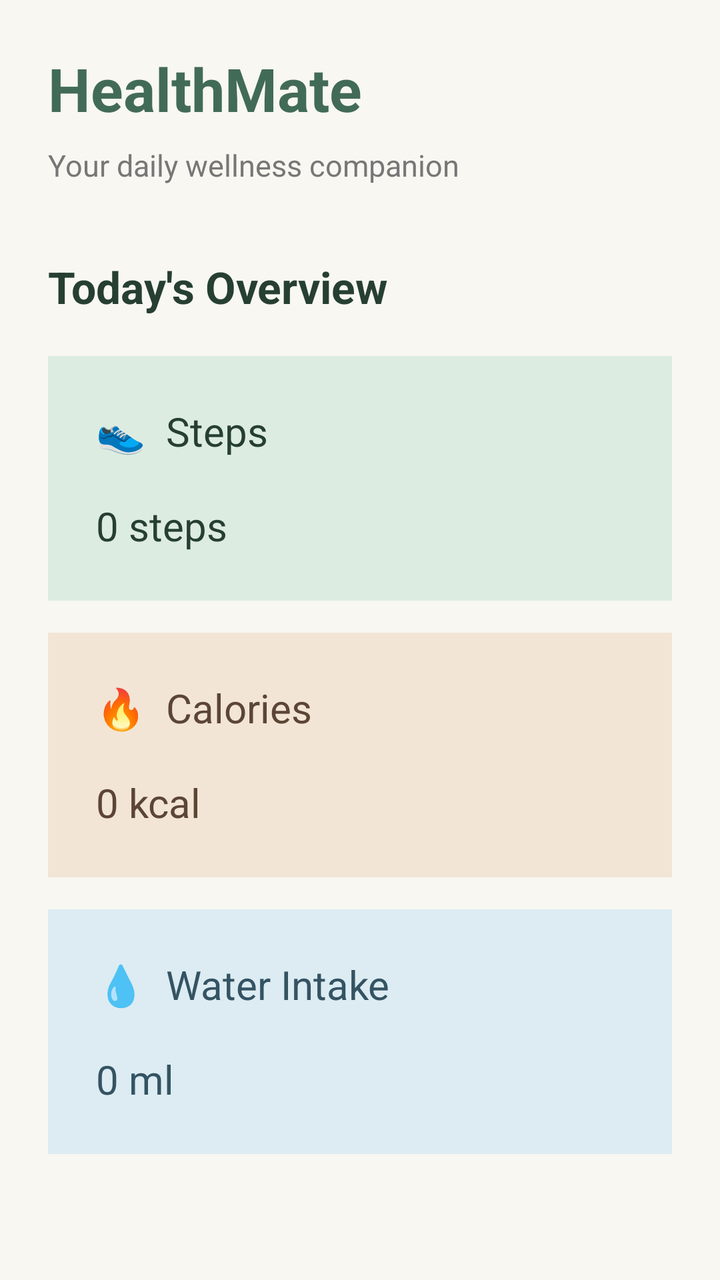
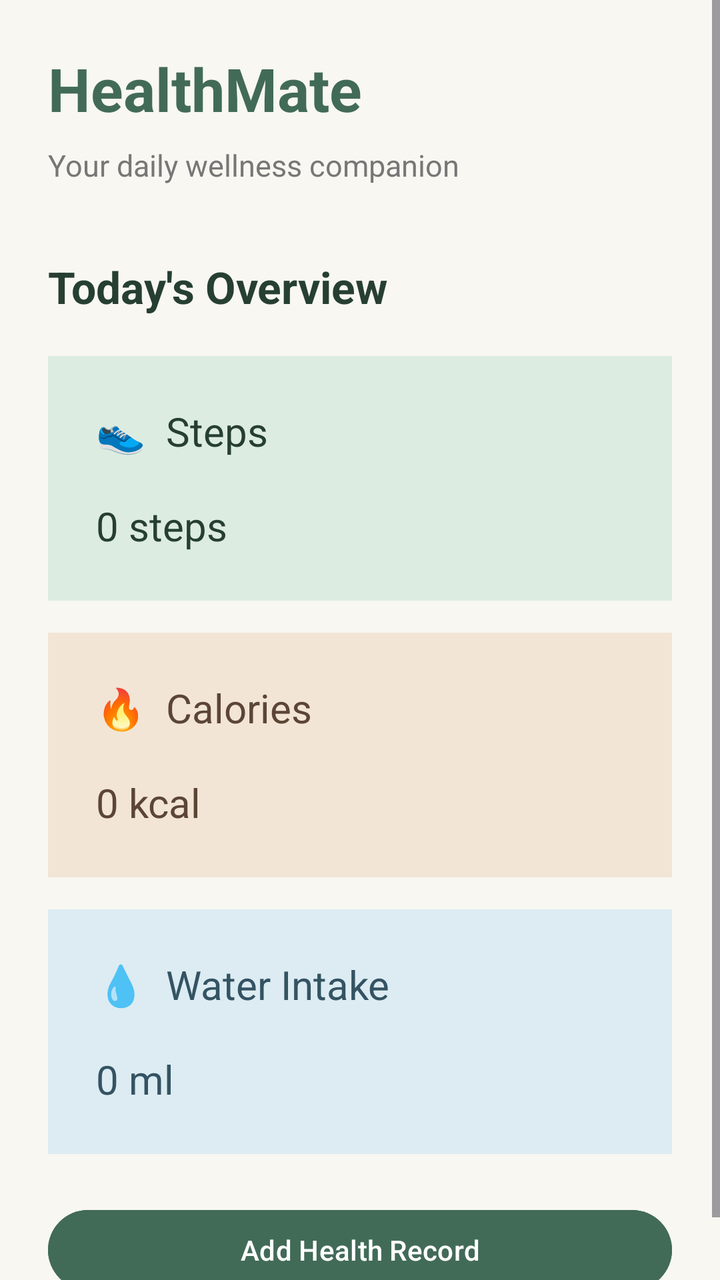

Screens rendered from an Android XML layout before and after an edit, with the pre-edit source and the edit as a unified diff.
<!-- AndroidManifest.xml: application theme Theme.HealthMate -->
<!-- res/layout/activity_main.xml -->
<?xml version="1.0" encoding="utf-8"?>
<ScrollView xmlns:android="http://schemas.android.com/apk/res/android"
    android:layout_width="match_parent"
    android:layout_height="match_parent"
    android:background="#F8F7F1"
    android:fillViewport="true">

    <LinearLayout
        android:layout_width="match_parent"
        android:layout_height="wrap_content"
        android:orientation="vertical"
        android:padding="24dp">

        <TextView
            android:layout_width="match_parent"
            android:layout_height="wrap_content"
            android:text="HealthMate"
            android:textColor="#426B57"
            android:textSize="30sp"
            android:textStyle="bold" />

        <TextView
            android:layout_width="match_parent"
            android:layout_height="wrap_content"
            android:layout_marginTop="8dp"
            android:text="Your daily wellness companion"
            android:textColor="#777777"
            android:textSize="15sp" />

        <TextView
            android:layout_width="match_parent"
            android:layout_height="wrap_content"
            android:layout_marginTop="36dp"
            android:text="Today's Overview"
            android:textColor="#263F32"
            android:textSize="22sp"
            android:textStyle="bold" />

        <TextView
            android:layout_width="match_parent"
            android:layout_height="wrap_content"
            android:layout_marginTop="20dp"
            android:background="#DDECE1"
            android:padding="24dp"
            android:text="👟  Steps\n\n0 steps"
            android:textColor="#263F32"
            android:textSize="20sp" />

        <TextView
            android:layout_width="match_parent"
            android:layout_height="wrap_content"
            android:layout_marginTop="16dp"
            android:background="#F2E5D5"
            android:padding="24dp"
            android:text="🔥  Calories\n\n0 kcal"
            android:textColor="#5C4536"
            android:textSize="20sp" />

        <TextView
            android:layout_width="match_parent"
            android:layout_height="wrap_content"
            android:layout_marginTop="16dp"
            android:background="#DCECF2"
            android:padding="24dp"
            android:text="💧  Water Intake\n\n0 ml"
            android:textColor="#345363"
            android:textSize="20sp" />

    </LinearLayout>
</ScrollView>
<!-- resources referenced by this layout -->
<resources>
  <style name="Theme.HealthMate" parent="Base.Theme.HealthMate" />
  <style name="Base.Theme.HealthMate" parent="Theme.Material3.DayNight.NoActionBar">
          
          
      </style>
</resources>

<!-- the commit's change to res/layout/activity_main.xml (unified diff, before → after) -->
@@ -66,5 +66,15 @@
             android:textColor="#345363"
             android:textSize="20sp" />
 
+        <Button
+            android:id="@+id/btnAddRecord"
+            android:layout_width="match_parent"
+            android:layout_height="wrap_content"
+            android:layout_marginTop="24dp"
+            android:text="Add Health Record"
+            android:backgroundTint="#426B57"
+            android:textColor="#FFFFFF" />
+
+
     </LinearLayout>
 </ScrollView>
